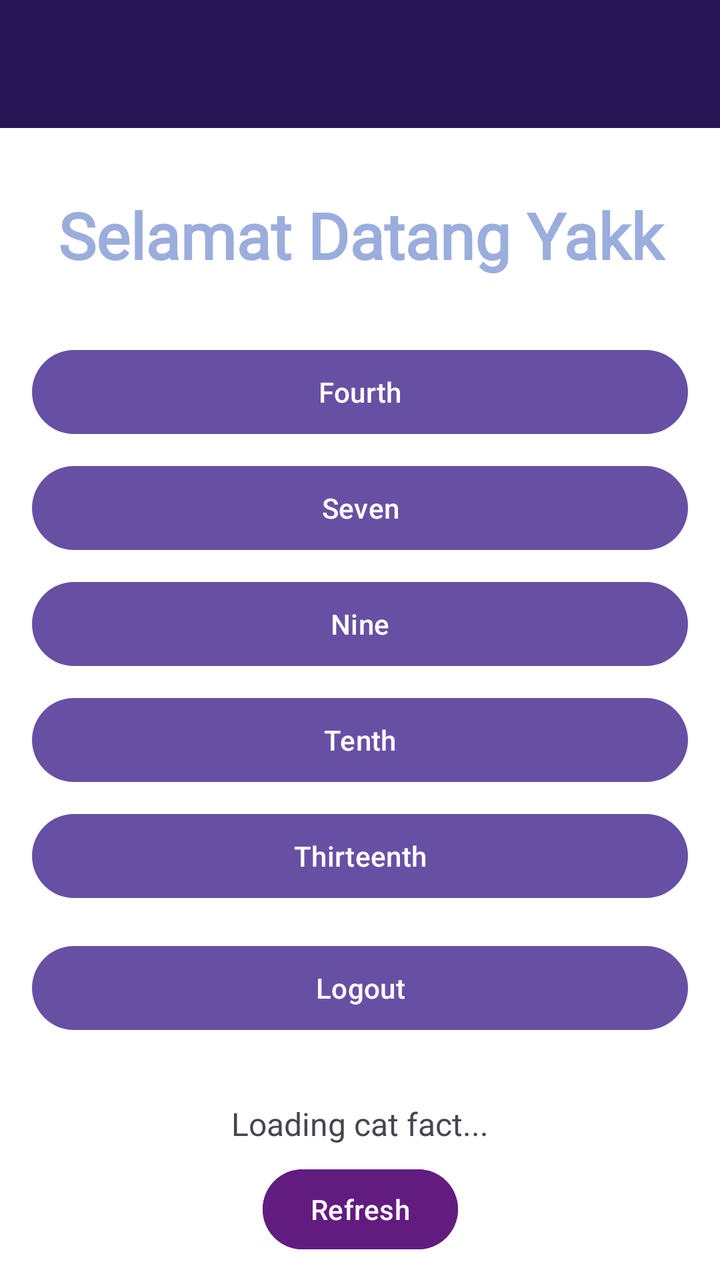
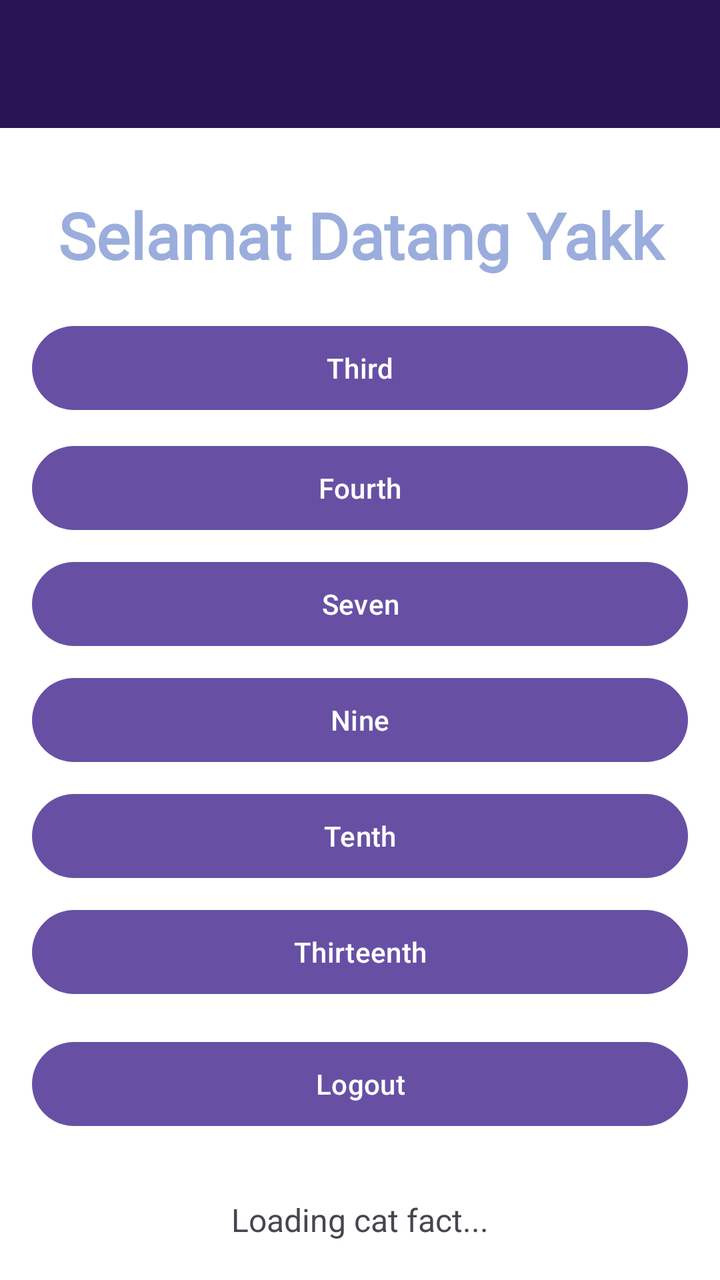

An Android layout rendered at two revisions. The XML below is the earlier revision; the diff shows what the commit changed to produce the second picture.
<!-- AndroidManifest.xml: application theme Theme.NabeeyAps -->
<!-- res/layout/fragment_home.xml -->
<?xml version="1.0" encoding="utf-8"?>
<androidx.coordinatorlayout.widget.CoordinatorLayout
    xmlns:android="http://schemas.android.com/apk/res/android"
    xmlns:app="http://schemas.android.com/apk/res-auto"
    xmlns:tools="http://schemas.android.com/tools"
    android:layout_width="match_parent"
    android:layout_height="match_parent"
    android:background="@color/white"
    tools:context=".Home.HomeFragment">

    <com.google.android.material.appbar.AppBarLayout
        android:id="@+id/appBarLayout"
        android:layout_width="match_parent"
        android:layout_height="wrap_content"
        android:theme="@style/ThemeOverlay.AppCompat.Dark.ActionBar">

        <androidx.appcompat.widget.Toolbar
            android:id="@+id/toolbar"
            android:layout_width="match_parent"
            android:layout_height="?attr/actionBarSize"
            android:background="#281556"
            app:titleTextColor="@color/white" />
    </com.google.android.material.appbar.AppBarLayout>

    <androidx.core.widget.NestedScrollView
        android:layout_width="match_parent"
        android:layout_height="match_parent"
        android:fillViewport="true"
        app:layout_behavior="@string/appbar_scrolling_view_behavior">

        <androidx.constraintlayout.widget.ConstraintLayout
            android:layout_width="match_parent"
            android:layout_height="wrap_content"
            android:padding="16dp">

            <TextView
                android:id="@+id/textView"
                android:layout_width="0dp"
                android:layout_height="wrap_content"
                android:layout_marginTop="16dp"
                android:fontFamily="@font/resolid_serif"
                android:text="Selamat Datang Yakk"
                android:textColor="#9BADDC"
                android:textSize="32dp"
                android:textStyle="bold"
                android:gravity="center"
                android:textAlignment="center"
                app:layout_constraintEnd_toEndOf="parent"
                app:layout_constraintStart_toStartOf="parent"
                app:layout_constraintTop_toTopOf="parent" />

            <Button
                android:id="@+id/btnToFourth"
                android:layout_width="0dp"
                android:layout_height="50dp"
                android:layout_marginTop="32dp"
                android:text="Fourth"
                app:layout_constraintEnd_toEndOf="parent"
                app:layout_constraintStart_toStartOf="parent"
                app:layout_constraintTop_toBottomOf="@+id/textView" />

            <Button
                android:id="@+id/btnToSeventh"
                android:layout_width="0dp"
                android:layout_height="50dp"
                android:layout_marginTop="8dp"
                android:text="Seven"
                app:layout_constraintEnd_toEndOf="parent"
                app:layout_constraintStart_toStartOf="parent"
                app:layout_constraintTop_toBottomOf="@+id/btnToFourth" />

            <Button
                android:id="@+id/btnToNinth"
                android:layout_width="0dp"
                android:layout_height="50dp"
                android:layout_marginTop="8dp"
                android:text="Nine"
                app:layout_constraintEnd_toEndOf="parent"
                app:layout_constraintStart_toStartOf="parent"
                app:layout_constraintTop_toBottomOf="@+id/btnToSeventh" />

            <Button
                android:id="@+id/btnToTenth"
                android:layout_width="0dp"
                android:layout_height="50dp"
                android:layout_marginTop="8dp"
                android:text="Tenth"
                app:layout_constraintEnd_toEndOf="parent"
                app:layout_constraintStart_toStartOf="parent"
                app:layout_constraintTop_toBottomOf="@+id/btnToNinth" />

            <Button
                android:id="@+id/btnToThirtteenth"
                android:layout_width="0dp"
                android:layout_height="50dp"
                android:layout_marginTop="8dp"
                android:text="Thirteenth"
                app:layout_constraintEnd_toEndOf="parent"
                app:layout_constraintStart_toStartOf="parent"
                app:layout_constraintTop_toBottomOf="@+id/btnToTenth" />

            <Button
                android:id="@+id/btnLogout"
                android:layout_width="0dp"
                android:layout_height="50dp"
                android:layout_marginTop="16dp"
                android:text="Logout"
                app:layout_constraintEnd_toEndOf="parent"
                app:layout_constraintStart_toStartOf="parent"
                app:layout_constraintTop_toBottomOf="@+id/btnToThirtteenth" />

            <TextView
                android:id="@+id/tvCatFact"
                android:layout_width="0dp"
                android:layout_height="wrap_content"
                android:layout_marginTop="32dp"
                android:gravity="center"
                android:text="Loading cat fact..."
                android:textAlignment="center"
                android:textSize="16sp"
                app:layout_constraintEnd_toEndOf="parent"
                app:layout_constraintStart_toStartOf="parent"
                app:layout_constraintTop_toBottomOf="@+id/btnLogout" />

            <Button
                android:id="@+id/btnRefresh"
                android:layout_width="wrap_content"
                android:layout_height="wrap_content"
                android:layout_marginTop="8dp"
                android:text="Refresh"
                android:backgroundTint="#621C80"
                app:layout_constraintEnd_toEndOf="parent"
                app:layout_constraintStart_toStartOf="parent"
                app:layout_constraintTop_toBottomOf="@+id/tvCatFact" />

            <androidx.recyclerview.widget.RecyclerView
                android:id="@+id/rvGallery"
                android:layout_width="0dp"
                android:layout_height="wrap_content"
                android:layout_marginTop="24dp"
                android:nestedScrollingEnabled="false"
                android:padding="8dp"
                app:layout_constraintBottom_toBottomOf="parent"
                app:layout_constraintEnd_toEndOf="parent"
                app:layout_constraintStart_toStartOf="parent"
                app:layout_constraintTop_toBottomOf="@+id/btnRefresh" />

        </androidx.constraintlayout.widget.ConstraintLayout>
    </androidx.core.widget.NestedScrollView>
</androidx.coordinatorlayout.widget.CoordinatorLayout>
<!-- resources referenced by this layout -->
<resources>
  <color name="white">#FFFFFFFF</color>
  <style name="Theme.NabeeyAps" parent="Base.Theme.NabeeyAps" />
  <style name="Base.Theme.NabeeyAps" parent="Theme.Material3.DayNight.NoActionBar">
          
          
      </style>
</resources>

<!-- the commit's change to res/layout/fragment_home.xml (unified diff, before → after) -->
@@ -50,12 +50,26 @@
                 app:layout_constraintTop_toTopOf="parent" />
 
             <Button
+                android:id="@+id/btnToThird"
+                android:layout_width="0dp"
+                android:layout_height="50dp"
+                android:layout_marginTop="20dp"
+                android:text="Third"
+                app:layout_constraintBottom_toTopOf="@+id/btnToFourth"
+                app:layout_constraintEnd_toEndOf="parent"
+                app:layout_constraintHorizontal_bias="0.0"
+                app:layout_constraintStart_toStartOf="parent"
+                app:layout_constraintTop_toBottomOf="@+id/textView"
+                app:layout_constraintVertical_bias="0.0" />
+
+            <Button
                 android:id="@+id/btnToFourth"
                 android:layout_width="0dp"
                 android:layout_height="50dp"
-                android:layout_marginTop="32dp"
+                android:layout_marginTop="80dp"
                 android:text="Fourth"
                 app:layout_constraintEnd_toEndOf="parent"
+                app:layout_constraintHorizontal_bias="0.0"
                 app:layout_constraintStart_toStartOf="parent"
                 app:layout_constraintTop_toBottomOf="@+id/textView" />
 
@@ -126,10 +140,11 @@
                 android:id="@+id/btnRefresh"
                 android:layout_width="wrap_content"
                 android:layout_height="wrap_content"
-                android:layout_marginTop="8dp"
+                android:layout_marginTop="16dp"
+                android:backgroundTint="#621C80"
                 android:text="Refresh"
-                android:backgroundTint="#621C80"
                 app:layout_constraintEnd_toEndOf="parent"
+                app:layout_constraintHorizontal_bias="0.498"
                 app:layout_constraintStart_toStartOf="parent"
                 app:layout_constraintTop_toBottomOf="@+id/tvCatFact" />
 
